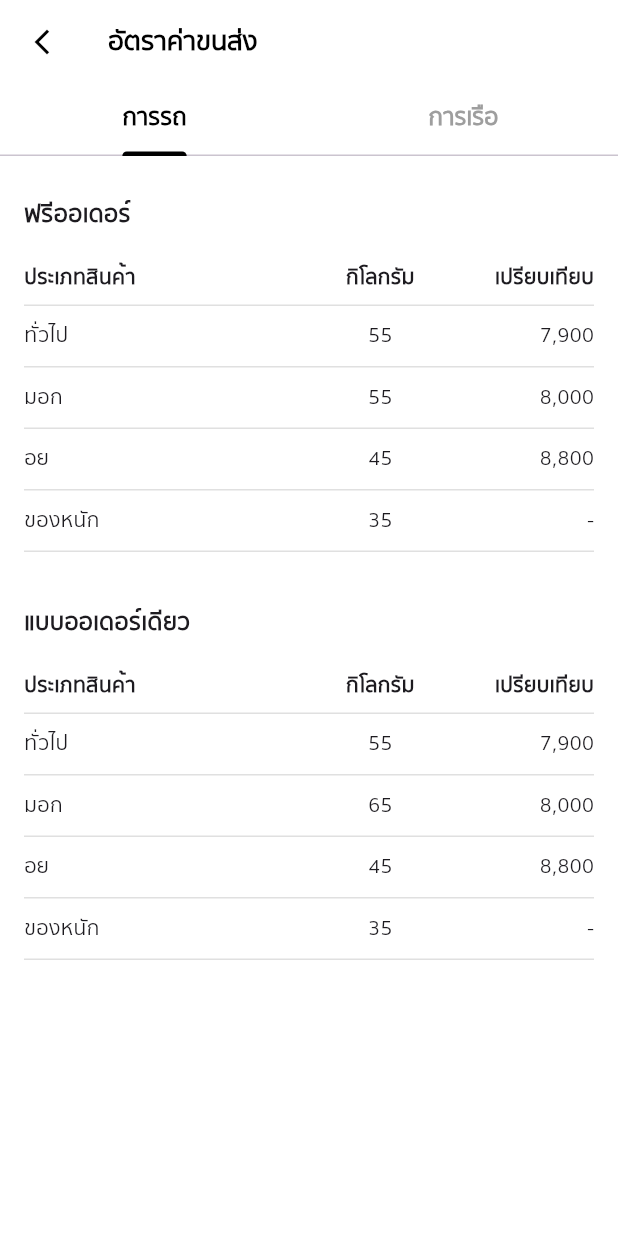
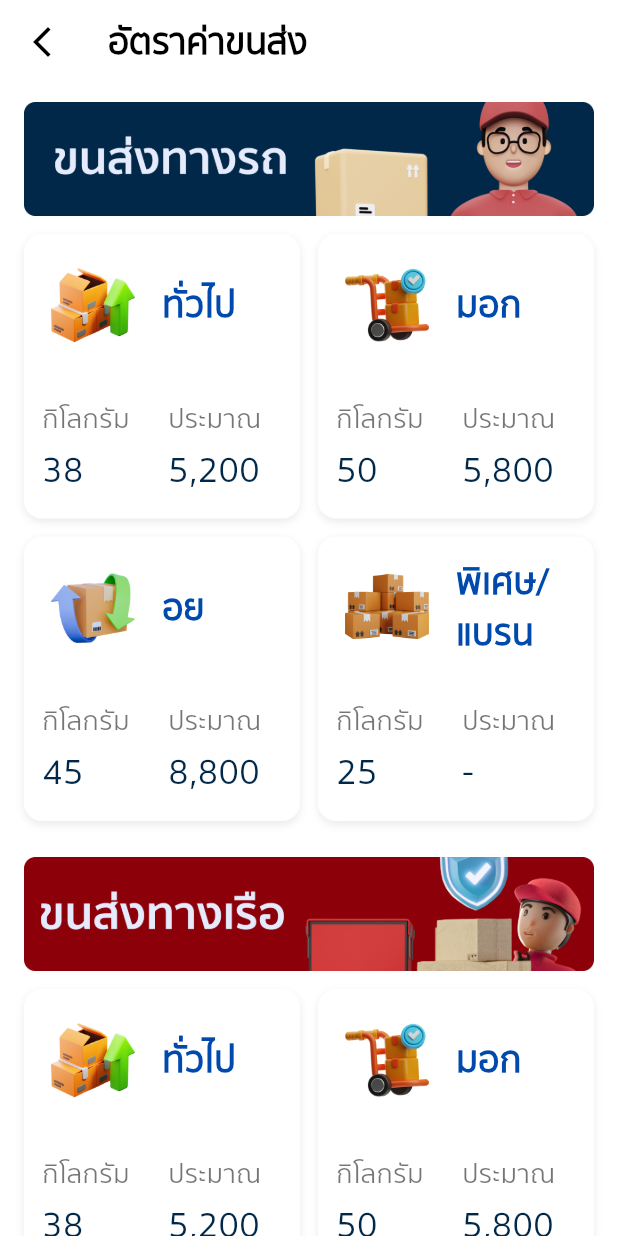
Before and after one commit to AshaTechCorporation/gcargo, a Flutter app: the ShippingRatePage screen opened directly, on a phone screen of 412 x 824 dp. Run offline on Flutter 3.47's test engine with Material 3 defaults, Android fonts, the phone set to English and light mode, and no system bars; our stand-ins replace device_info_plus, dio, file_picker, get, image_picker, shared_preferences; accounts and stored records are empty; network calls fail.

Commit message:
แก้หน้า อัตตราการขนส่ง

```diff
--- a/lib/constants.dart
+++ b/lib/constants.dart
@@ -14,3 +14,5 @@ const kTextRedWanningColor = Color(0xFFD70F1C);
 const kCardLine1Color = Color(0xFF003C8D);
 const kCardLine2Color = Color(0xFF2C78C6);
 const kCardLine3Color = Color(0xFF58B3FF);
+const kTitleTextGridColor = Color(0xFF004AAD);
+const kSubTitleTextGridColor = Color(0xFF012849);
--- a/lib/home/shippingRatePage.dart
+++ b/lib/home/shippingRatePage.dart
@@ -1,150 +1,134 @@
 import 'package:flutter/material.dart';
+import 'package:gcargo/constants.dart';
 
-class ShippingRatePage extends StatefulWidget {
+class ShippingRatePage extends StatelessWidget {
   const ShippingRatePage({super.key});
-
-  @override
-  State<ShippingRatePage> createState() => _ShippingRatePageState();
-}
-
-class _ShippingRatePageState extends State<ShippingRatePage> with TickerProviderStateMixin {
-  late final TabController _tabController;
-
-  @override
-  void initState() {
-    super.initState();
-    _tabController = TabController(length: 2, vsync: this);
-  }
-
-  @override
-  void dispose() {
-    _tabController.dispose();
-    super.dispose();
-  }
 
   @override
   Widget build(BuildContext context) {
     return Scaffold(
       backgroundColor: Colors.white,
       appBar: AppBar(
+        title: Text('อัตราค่าขนส่ง', style: TextStyle(color: Colors.black, fontWeight: FontWeight.w600, fontSize: 24)),
         backgroundColor: Colors.white,
         elevation: 0,
-        leading: IconButton(icon: const Icon(Icons.arrow_back_ios_new, color: Colors.black, size: 20), onPressed: () => Navigator.pop(context)),
-        title: const Text('อัตราค่าขนส่ง', style: TextStyle(color: Colors.black)),
-        bottom: TabBar(
-          controller: _tabController,
-          indicatorColor: Colors.black,
-          labelColor: Colors.black,
-          unselectedLabelColor: Colors.grey,
-          labelStyle: const TextStyle(fontSize: 16, fontWeight: FontWeight.bold),
-          tabs: const [Tab(text: 'การรถ'), Tab(text: 'การเรือ')],
+        leading: IconButton(icon: const Icon(Icons.arrow_back_ios_new, color: Colors.black), onPressed: () => Navigator.pop(context)),
+      ),
+      body: SingleChildScrollView(
+        padding: EdgeInsets.symmetric(horizontal: 16, vertical: 12),
+        child: Column(
+          crossAxisAlignment: CrossAxisAlignment.start,
+          children: [
+            // 🔷 เฉพาะรูปภาพหัวข้อ
+            Image.asset('assets/images/Frame10.png', fit: BoxFit.fitWidth),
+            SizedBox(height: 12),
+            _buildGrid([
+              RateItem(image: 'assets/images/Frame12.png', label: 'ทั่วไป', kg: '38', price: '5,200'),
+              RateItem(image: 'assets/images/Frame13.png', label: 'มอก', kg: '50', price: '5,800'),
+              RateItem(image: 'assets/images/Frame14.png', label: 'อย', kg: '45', price: '8,800'),
+              RateItem(image: 'assets/images/Frame15.png', label: 'พิเศษ/แบรน', kg: '25', price: '-'),
+            ]),
+            SizedBox(height: 24),
+            Image.asset('assets/images/Frame11.png', fit: BoxFit.fitWidth),
+            SizedBox(height: 12),
+            _buildGrid([
+              RateItem(image: 'assets/images/Frame12.png', label: 'ทั่วไป', kg: '38', price: '5,200'),
+              RateItem(image: 'assets/images/Frame13.png', label: 'มอก', kg: '50', price: '5,800'),
+              RateItem(image: 'assets/images/Frame14.png', label: 'อย', kg: '45', price: '8,800'),
+              RateItem(image: 'assets/images/Frame15.png', label: 'พิเศษ/แบรน', kg: '25', price: '-'),
+            ]),
+          ],
         ),
       ),
-      body: TabBarView(controller: _tabController, children: [_buildTabContent(_mockCarData), _buildTabContent(_mockBoatData)]),
     );
   }
 
-  Widget _buildTabContent(List<Map<String, dynamic>> data) {
-    return ListView.builder(
-      padding: const EdgeInsets.all(16),
-      itemCount: data.length,
+  Widget _buildGrid(List<RateItem> items) {
+    return GridView.builder(
+      shrinkWrap: true,
+      physics: NeverScrollableScrollPhysics(),
+      itemCount: items.length,
+      gridDelegate: SliverGridDelegateWithFixedCrossAxisCount(crossAxisCount: 2, crossAxisSpacing: 12, mainAxisSpacing: 12, childAspectRatio: 0.97),
       itemBuilder: (context, index) {
-        final section = data[index];
-        final title = section['title'] as String;
-        final rows = section['rows'] as List<Map<String, String>>;
+        return _buildCardItem(items[index]);
+      },
+    );
+  }
 
-        return Column(
-          crossAxisAlignment: CrossAxisAlignment.start,
+  Widget _buildCardItem(RateItem item) {
+    return Container(
+      height: 140, // 🔸 ควบคุมความสูงให้เท่ากันทุกใบ
+      decoration: BoxDecoration(
+        color: Colors.white,
+        borderRadius: BorderRadius.circular(12),
+        boxShadow: [BoxShadow(color: Color(0x14000000), blurRadius: 4, offset: Offset(0, 2))],
+      ),
+      child: Column(
         children: [
-            // 🔹 ชื่อหัวข้อ
-            Padding(
-              padding: const EdgeInsets.symmetric(vertical: 12),
-              child: Text(title, style: const TextStyle(fontWeight: FontWeight.bold, fontSize: 16)),
-            ),
-
-            // 🔸 หัวตาราง
-            Container(
-              padding: const EdgeInsets.symmetric(vertical: 8),
-              decoration: const BoxDecoration(border: Border(bottom: BorderSide(color: Color(0xFFE0E0E0)))),
+          // 🔹 ส่วนบน: รูปภาพ + label (แบ่งซ้าย/ขวาเท่ากัน)
+          Expanded(
             child: Row(
-                children: const [
-                  Expanded(flex: 2, child: Text('ประเภทสินค้า', style: TextStyle(fontSize: 14, fontWeight: FontWeight.w600))),
-                  Expanded(flex: 1, child: Center(child: Text('กิโลกรัม', style: TextStyle(fontSize: 14, fontWeight: FontWeight.w600)))),
+              children: [
+                Expanded(flex: 5, child: Center(child: Image.asset(item.image, width: 56, height: 56, fit: BoxFit.fill))),
                 Expanded(
-                    flex: 1,
+                  flex: 5,
                   child: Align(
-                      alignment: Alignment.centerRight,
-                      child: Text('เปรียบเทียบ', style: TextStyle(fontSize: 14, fontWeight: FontWeight.w600)),
+                    alignment: Alignment.centerLeft,
+                    child: Text(item.label, style: TextStyle(fontSize: 24, fontWeight: FontWeight.bold, color: kTitleTextGridColor)),
                   ),
                 ),
               ],
             ),
           ),
 
-            // 🔸 รายการข้อมูล
-            ...rows.map((row) {
-              return Container(
-                padding: const EdgeInsets.symmetric(vertical: 10),
-                decoration: const BoxDecoration(border: Border(bottom: BorderSide(color: Color(0xFFE0E0E0)))),
+          // 🔻 ส่วนล่าง: กิโลกรัม / ประมาณ (แบ่งซ้าย/ขวาเท่ากัน)
+          Expanded(
             child: Row(
               children: [
-                    Expanded(flex: 2, child: Text(row['type'] ?? '', style: const TextStyle(fontSize: 14))),
-                    Expanded(flex: 1, child: Center(child: Text(row['kg'] ?? '', style: const TextStyle(fontSize: 14)))),
                 Expanded(
-                      flex: 1,
-                      child: Align(alignment: Alignment.centerRight, child: Text(row['price'] ?? '', style: const TextStyle(fontSize: 14))),
+                  flex: 5,
+                  child: Padding(
+                    padding: EdgeInsets.only(left: 12),
+                    child: Column(
+                      mainAxisAlignment: MainAxisAlignment.center,
+                      crossAxisAlignment: CrossAxisAlignment.start,
+                      children: [
+                        Text('กิโลกรัม', style: TextStyle(fontSize: 18, color: Colors.black54)),
+                        SizedBox(height: 4),
+                        Text(item.kg, style: TextStyle(fontSize: 24, color: kSubTitleTextGridColor)),
+                      ],
+                    ),
+                  ),
+                ),
+                Expanded(
+                  flex: 5,
+                  child: Padding(
+                    padding: EdgeInsets.only(left: 4),
+                    child: Column(
+                      mainAxisAlignment: MainAxisAlignment.center,
+                      crossAxisAlignment: CrossAxisAlignment.start,
+                      children: [
+                        Text('ประมาณ', style: TextStyle(fontSize: 18, color: Colors.black54)),
+                        SizedBox(height: 4),
+                        Text(item.price, style: TextStyle(fontSize: 24, color: kSubTitleTextGridColor)),
+                      ],
+                    ),
+                  ),
+                ),
+              ],
+            ),
           ),
         ],
       ),
     );
-            }).toList(),
-
-            const SizedBox(height: 24),
-          ],
-        );
-      },
-    );
+  }
 }
 
-  final List<Map<String, dynamic>> _mockCarData = [
-    {
-      'title': 'ฟรีออเดอร์',
-      'rows': [
-        {'type': 'ทั่วไป', 'kg': '55', 'price': '7,900'},
-        {'type': 'มอก', 'kg': '55', 'price': '8,000'},
-        {'type': 'อย', 'kg': '45', 'price': '8,800'},
-        {'type': 'ของหนัก', 'kg': '35', 'price': '-'},
-      ],
-    },
-    {
-      'title': 'แบบออเดอร์เดียว',
-      'rows': [
-        {'type': 'ทั่วไป', 'kg': '55', 'price': '7,900'},
-        {'type': 'มอก', 'kg': '65', 'price': '8,000'},
-        {'type': 'อย', 'kg': '45', 'price': '8,800'},
-        {'type': 'ของหนัก', 'kg': '35', 'price': '-'},
-      ],
-    },
-  ];
+class RateItem {
+  final String image;
+  final String label;
+  final String kg;
+  final String price;
 
-  final List<Map<String, dynamic>> _mockBoatData = [
-    {
-      'title': 'ฟรีออเดอร์',
-      'rows': [
-        {'type': 'ทั่วไป', 'kg': '38', 'price': '5,200'},
-        {'type': 'มอก', 'kg': '50', 'price': '5,800'},
-        {'type': 'อย', 'kg': '45', 'price': '8,800'},
-        {'type': 'ของหนัก', 'kg': '25', 'price': '-'},
-      ],
-    },
-    {
-      'title': 'แบบออเดอร์เดียว',
-      'rows': [
-        {'type': 'ทั่วไป', 'kg': '38', 'price': '5,200'},
-        {'type': 'มอก', 'kg': '50', 'price': '5,800'},
-        {'type': 'อย', 'kg': '45', 'price': '8,800'},
-        {'type': 'ของหนัก', 'kg': '25', 'price': '-'},
-      ],
-    },
-  ];
+  RateItem({required this.image, required this.label, required this.kg, required this.price});
 }
```
Also changed, not shown: assets/images/Frame10.png (added), assets/images/Frame11.png (added), assets/images/Frame12.png (added), assets/images/Frame13.png (added), assets/images/Frame14.png (added), assets/images/Frame15.png (added). Lines whose indentation alone changed are shown as unchanged.
